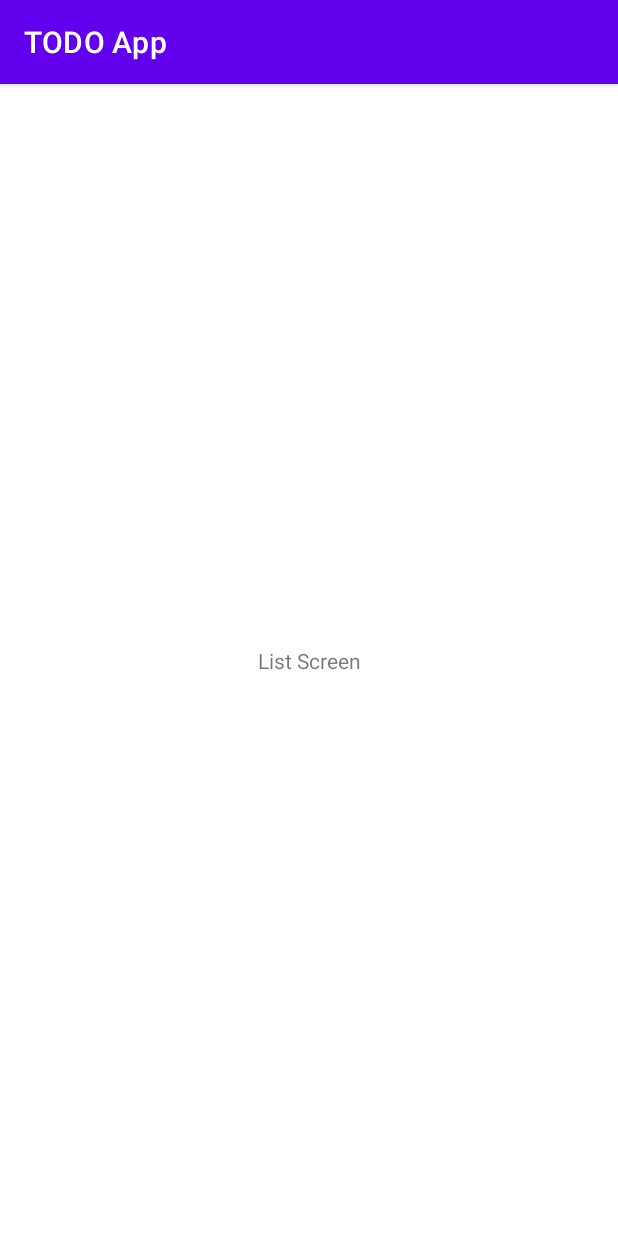
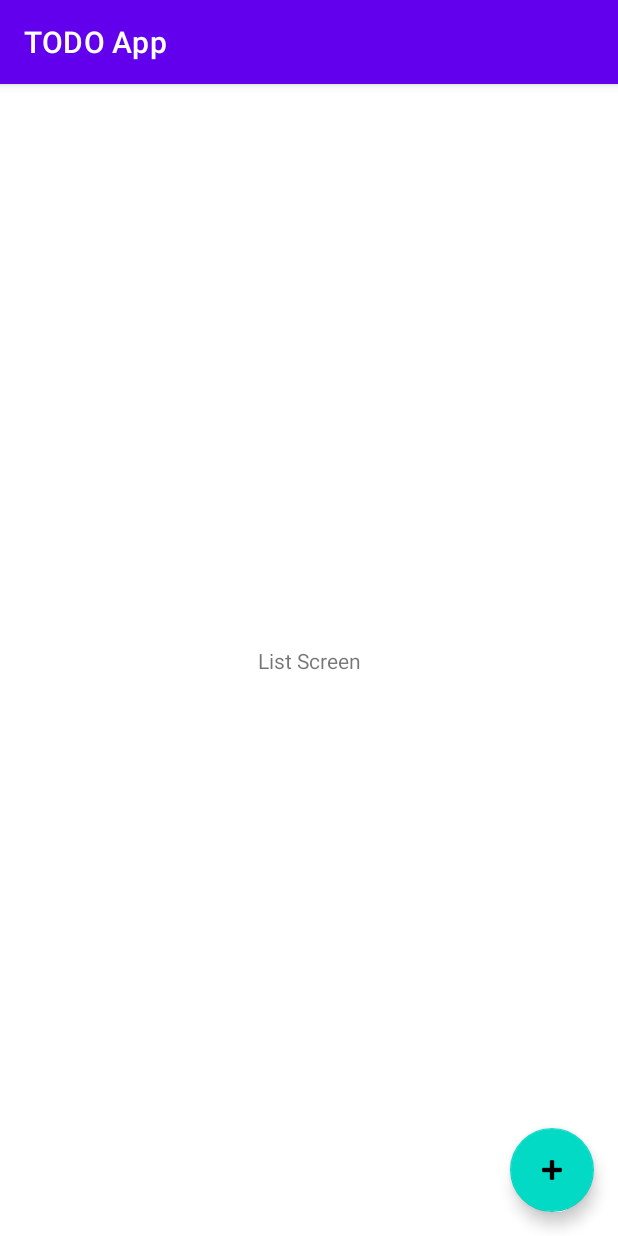
Before and after one commit to rebahozkoc/TODO-App, an Android app: the screen it shows after launch (ListActivity), on a phone screen of 412 x 824 dp. Run offline under Robolectric (Android 15) with nearby library versions, the phone set to English and light mode, and no system bars.

Commit message:
Added a new button to create a new note.

```diff
--- a/app/build.gradle
+++ b/app/build.gradle
@@ -30,6 +30,7 @@ android {
     kotlinOptions {
         jvmTarget = '1.8'
     }
+
 }
 
 dependencies {
--- a/app/src/main/java/com/example/todoapp/ui/create/CreateActivity.kt
+++ b/app/src/main/java/com/example/todoapp/ui/create/CreateActivity.kt
@@ -1,7 +1,10 @@
 package com.example.todoapp.ui.create
 
+import android.content.Context
+import android.content.Intent
 import androidx.appcompat.app.AppCompatActivity
 import android.os.Bundle
+import androidx.core.content.ContextCompat.startActivity
 import com.example.todoapp.R
 
 class CreateActivity : AppCompatActivity() {
@@ -9,4 +12,15 @@ class CreateActivity : AppCompatActivity() {
         super.onCreate(savedInstanceState)
         setContentView(R.layout.activity_create)
     }
+
+
+
+    companion object {
+        fun open(context: Context){
+            val intent = Intent(context, CreateActivity::class.java)
+            context.startActivity(intent)
+
+        }
+    }
+
 }
--- a/app/src/main/java/com/example/todoapp/ui/list/ListActivity.kt
+++ b/app/src/main/java/com/example/todoapp/ui/list/ListActivity.kt
@@ -1,12 +1,17 @@
 package com.example.todoapp.ui.list
 
+import android.os.Bundle
 import androidx.appcompat.app.AppCompatActivity
-import android.os.Bundle
+import com.google.android.material.floatingactionbutton.FloatingActionButton
 import com.example.todoapp.R
+import com.example.todoapp.ui.create.CreateActivity
 
 class ListActivity : AppCompatActivity() {
     override fun onCreate(savedInstanceState: Bundle?) {
         super.onCreate(savedInstanceState)
         setContentView(R.layout.activity_list)
+
+        val addNoteButton = findViewById<FloatingActionButton>(R.id.addNoteButton)
+        addNoteButton.setOnClickListener{CreateActivity.open(this)}
     }
 }
--- a/app/src/main/res/layout/activity_list.xml
+++ b/app/src/main/res/layout/activity_list.xml
@@ -1,7 +1,7 @@
 <?xml version="1.0" encoding="utf-8"?>
-<androidx.constraintlayout.widget.ConstraintLayout xmlns:android="http://schemas.android.com/apk/res/android"
+    <androidx.constraintlayout.widget.ConstraintLayout xmlns:tools="http://schemas.android.com/tools"
+        xmlns:android="http://schemas.android.com/apk/res/android"
         xmlns:app="http://schemas.android.com/apk/res-auto"
-    xmlns:tools="http://schemas.android.com/tools"
         android:layout_width="match_parent"
         android:layout_height="match_parent"
         tools:context=".ui.list.ListActivity">
@@ -15,4 +15,17 @@
             app:layout_constraintRight_toRightOf="parent"
             app:layout_constraintTop_toTopOf="parent" />
 
+        <com.google.android.material.floatingactionbutton.FloatingActionButton
+            android:id="@+id/addNoteButton"
+            android:layout_width="wrap_content"
+            android:layout_height="wrap_content"
+            android:layout_marginEnd="16dp"
+            android:layout_marginBottom="16dp"
+            android:clickable="true"
+            android:contentDescription="@string/string_add_button_descrp"
+            android:focusable="true"
+            app:layout_constraintBottom_toBottomOf="parent"
+            app:layout_constraintEnd_toEndOf="parent"
+            app:srcCompat="@android:drawable/ic_input_add" />
+
     </androidx.constraintlayout.widget.ConstraintLayout>
--- a/app/src/main/res/values/strings.xml
+++ b/app/src/main/res/values/strings.xml
@@ -1,3 +1,5 @@
 <resources>
     <string name="app_name">TODO App</string>
+    <string name="add_button_descrp">Add Note Button</string>
+    <string name="string_add_button_descrp" />
 </resources>
```
Lines whose indentation alone changed are shown as unchanged.
